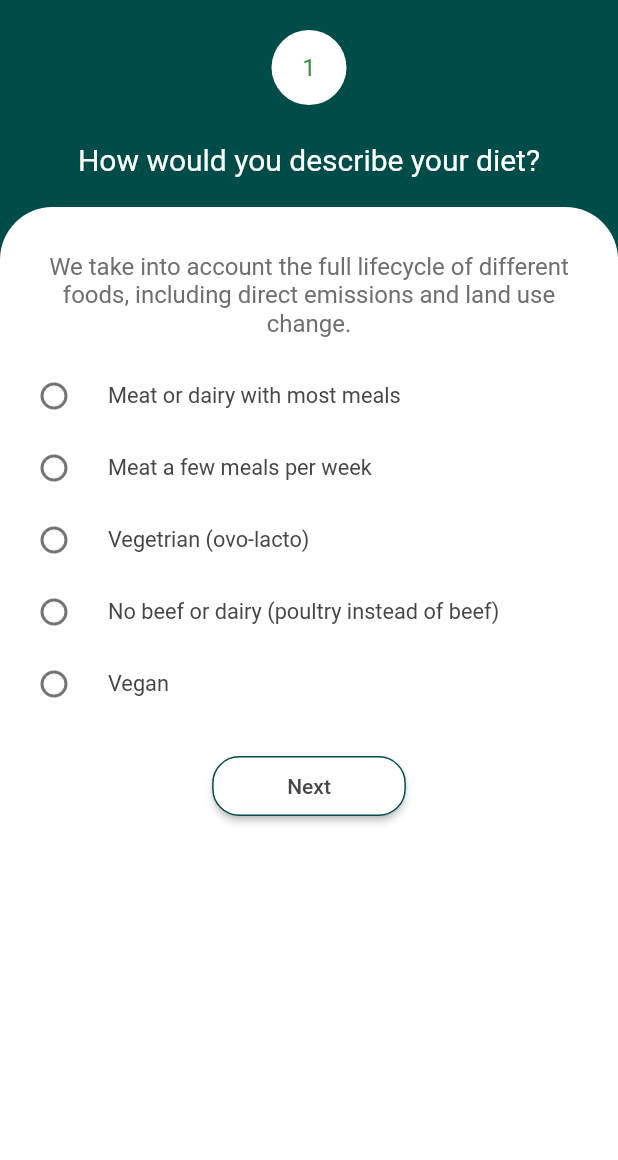
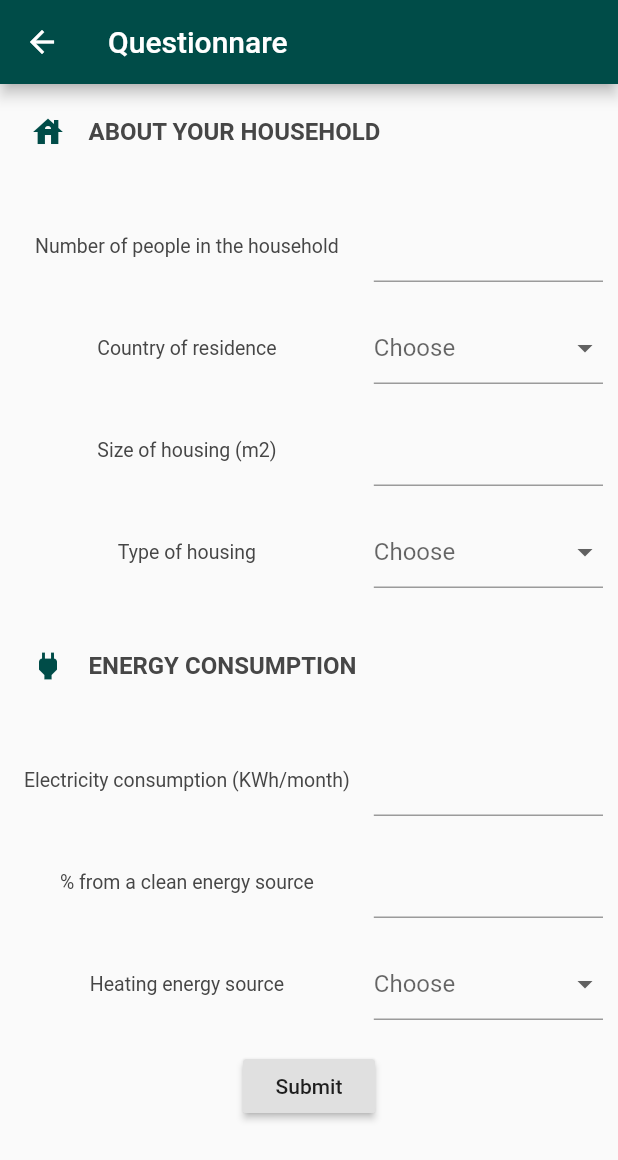
Before and after one commit to steevjames/Nirmaan-Project, a Flutter app: the screen it shows after launch, after a tap on "Take Questionnare", on a phone screen of 412 x 824 dp. Shown: the top 1160 px of the screen. Run offline on Flutter 3.47's test engine with Material 2 defaults, Android fonts, the phone set to English and light mode, and no system bars; our stand-ins replace avatar_glow, carousel_slider, font_awesome_flutter, google_sign_in, introduction_screen, simple_animations; network calls fail.

Commit message:
Questionnare functionality added

```diff
--- a/lib/Homepage/homepage.dart
+++ b/lib/Homepage/homepage.dart
@@ -2,7 +2,7 @@ import 'package:avatar_glow/avatar_glow.dart';
 import 'package:carbonfootprint/Components/styling.dart';
 import 'package:carbonfootprint/Components/zeroHeightAppbar.dart';
 import 'package:carbonfootprint/Homepage/Components/foot.dart';
-import 'package:carbonfootprint/Questions/questions.dart';
+import 'package:carbonfootprint/Questions2/questionnare.dart';
 import 'package:flutter/material.dart';
 
 class HomePage extends StatelessWidget {
@@ -117,7 +117,7 @@ class BottomPart extends StatelessWidget {
               onPressed: () {
                 Navigator.push(
                   context,
-                  MaterialPageRoute(builder: (context) => Question()),
+                  MaterialPageRoute(builder: (context) => Questionnare()),
                 );
               },
             ),
--- /dev/null
+++ b/lib/Questions2/questionnare.dart
@@ -0,0 +1,249 @@
+import 'package:carbonfootprint/Components/alertDialog.dart';
+import 'package:carbonfootprint/Components/styling.dart';
+import 'package:flutter/material.dart';
+
+class Questionnare extends StatefulWidget {
+  @override
+  _QuestionnareState createState() => _QuestionnareState();
+}
+
+class _QuestionnareState extends State<Questionnare> {
+  static Map<String, dynamic> responses = {};
+
+  static updateVal({key, value}) {
+    responses[key.toString()] = value;
+    print(responses);
+  }
+
+  // Todo convert response to carbon footprint value in handleValue of each question before calling updateVal
+
+  List<Map<String, dynamic>> content = [
+    {
+      "heading": "ABOUT YOUR HOUSEHOLD",
+      "icon": Icons.house,
+      "type": "heading",
+    },
+    {
+      "question": "Number of people in the household",
+      "type": "number",
+      "handleValue": (key, value) {
+        updateVal(key: key, value: value);
+      },
+    },
+    {
+      "question": "Country of residence",
+      "type": "dropdown",
+      "options": ["option 1", "option 2", "option 3"],
+      "handleValue": (key, value) {
+        print(key.toString() + value);
+        updateVal(key: key, value: value);
+      },
+    },
+    {
+      "question": "Size of housing (m2)",
+      "type": "number",
+      "handleValue": (key, value) {
+        updateVal(key: key, value: value);
+      },
+    },
+    {
+      "question": "Type of housing",
+      "type": "dropdown",
+      "options": ["option 1", "option 2", "option 3"],
+      "handleValue": (key, value) {
+        updateVal(key: key, value: value);
+      },
+    },
+    {
+      "heading": "ENERGY CONSUMPTION",
+      "icon": Icons.power,
+      "type": "heading",
+    },
+    {
+      "question": "Electricity consumption (KWh/month)",
+      "type": "number",
+      "handleValue": (key, value) {
+        updateVal(key: key, value: value);
+      },
+    },
+    {
+      "question": "% from a clean energy source",
+      "type": "number",
+      "handleValue": (key, value) {
+        updateVal(key: key, value: value);
+      },
+    },
+    {
+      "question": "Heating energy source",
+      "type": "dropdown",
+      "options": ["option 1", "option 2", "option 3"],
+      "handleValue": (key, value) {
+        updateVal(key: key, value: value);
+      },
+    },
+  ];
+
+  final _formKey = GlobalKey<FormState>();
+
+  @override
+  void initState() {
+    responses = {};
+    super.initState();
+  }
+
+  @override
+  Widget build(BuildContext context) {
+    return Scaffold(
+      appBar: AppBar(
+        backgroundColor: primaryColor,
+        title: Text("Questionnare"),
+      ),
+      body: Padding(
+        padding: const EdgeInsets.symmetric(horizontal: 10),
+        child: Form(
+          key: _formKey,
+          child: ListView(
+            children: <Widget>[] +
+                List.generate(
+                  content.length,
+                  (index) {
+                    Widget returnWidget;
+
+                    if (content[index]["type"] == "heading")
+                      returnWidget = Padding(
+                        padding: const EdgeInsets.symmetric(
+                            horizontal: 10, vertical: 20),
+                        child: Row(
+                          children: [
+                            Icon(
+                              content[index]["icon"],
+                              color: primaryColor,
+                            ),
+                            SizedBox(width: 15),
+                            Expanded(
+                              child: Text(
+                                content[index]["heading"],
+                                style: TextStyle(
+                                  fontSize: 16,
+                                  fontWeight: FontWeight.bold,
+                                  color: textColor,
+                                ),
+                              ),
+                            ),
+                          ],
+                        ),
+                      );
+                    else if (content[index]["type"] == "number")
+                      returnWidget = Row(
+                        children: [
+                          Expanded(
+                            flex: 3,
+                            child: Text(
+                              content[index]["question"],
+                              style: TextStyle(
+                                fontSize: 13,
+                                color: textColor,
+                              ),
+                              textAlign: TextAlign.center,
+                            ),
+                          ),
+                          SizedBox(width: 10),
+                          Expanded(
+                            flex: 2,
+                            child: TextFormField(
+                              onChanged: (val) {
+                                content[index]["handleValue"](index, val);
+                              },
+                              validator: (value) {
+                                if (value.isEmpty) {
+                                  return 'Enter a Value';
+                                }
+                                return null;
+                              },
+                            ),
+                          )
+                        ],
+                      );
+                    else if (content[index]["type"] == "dropdown")
+                      returnWidget = Row(
+                        children: [
+                          Expanded(
+                            flex: 3,
+                            child: Text(
+                              content[index]["question"],
+                              style: TextStyle(
+                                fontSize: 13,
+                                color: textColor,
+                              ),
+                              textAlign: TextAlign.center,
+                            ),
+                          ),
+                          SizedBox(width: 10),
+                          Expanded(
+                            flex: 2,
+                            child: DropdownButtonFormField<String>(
+                              validator: (value) {
+                                if (value == null) {
+                                  return 'Choose an option';
+                                }
+                                return null;
+                              },
+                              value: responses[index.toString()],
+                              hint: new Text(
+                                  responses[index.toString()] ?? "Choose"),
+                              items: List.generate(
+                                  content[index]["options"].length,
+                                  (index2) => content[index]["options"][index2]
+                                      .toString()).map((String value) {
+                                return new DropdownMenuItem<String>(
+                                  value: value,
+                                  child: new Text(value),
+                                );
+                              }).toList(),
+                              onChanged: (val) {
+                                content[index]["handleValue"](index, val);
+                                setState(() {});
+                              },
+                            ),
+                          )
+                        ],
+                      );
+                    else
+                      returnWidget = Text("type");
+                    return Column(
+                      children: [
+                        returnWidget,
+                        SizedBox(
+                          height: 20,
+                        ),
+                      ],
+                    );
+                  },
+                ) +
+                [
+                  Center(
+                    child: RaisedButton(
+                      child: Text("Submit"),
+                      onPressed: () {
+                        bool isFormValidated = _formKey.currentState.validate();
+                        print(isFormValidated);
+                        print(responses.toString());
+                        if (isFormValidated) {
+                          alertDialog(
+                              text: "Responses are :\n\n " +
+                                  responses.toString() +
+                                  "\n\n(Use handle value function with each question to convert all values to numbers, then just add to get final carbon footprint when actually doing)",
+                              context: context);
+                          // Do something
+                        }
+                      },
+                    ),
+                  ),
+                  SizedBox(height: 50),
+                ],
+          ),
+        ),
+      ),
+    );
+  }
+}
```
